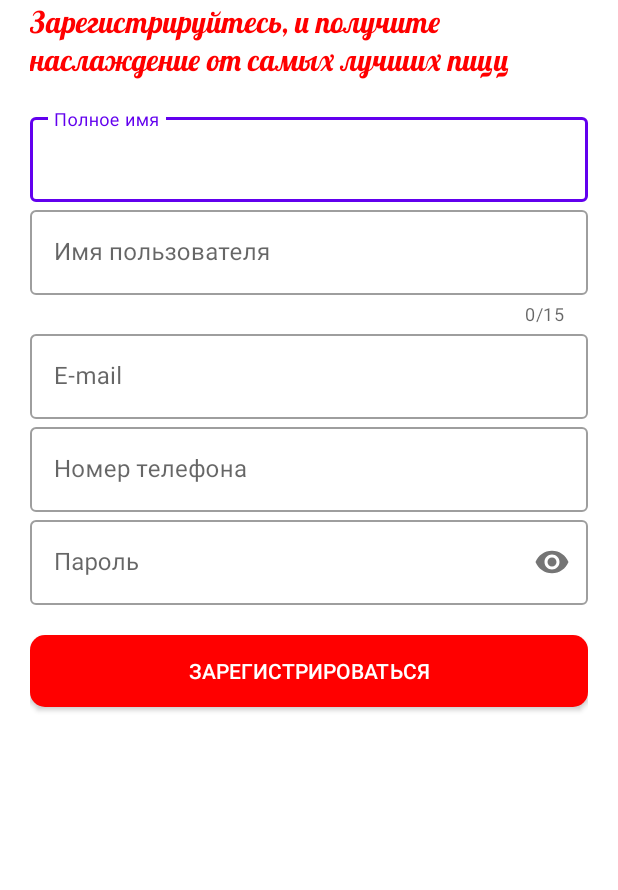
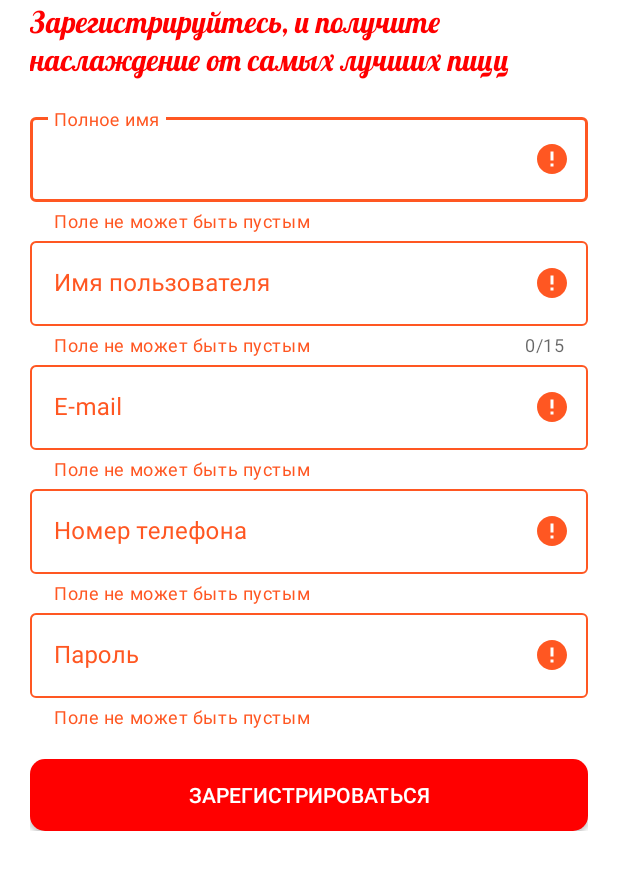
Before and after one commit to HarutKloyan/MyFoodDelivery, an Android app: the SignUp screen opened directly, with no data from a screen before it, after a tap on "ЗАРЕГИСТРИРОВАТЬСЯ", on a phone screen of 412 x 824 dp, the part 295-1185 px from its top. Run offline under Robolectric (Android 15) with nearby library versions, the phone set to English and light mode, and no system bars; our stand-ins replace Firebase (no records; nobody signed in at launch, a user with empty details on screens opened directly).

Commit message:
Проверка SignUp

```diff
--- a/app/src/main/java/com/example/myfooddelivery/MainActivity.java
+++ b/app/src/main/java/com/example/myfooddelivery/MainActivity.java
@@ -18,6 +18,7 @@ import com.example.myfooddelivery.MenuItemsActivies.AddressActivity;
 import com.example.myfooddelivery.MenuItemsActivies.Credit_cardActivity;
 import com.example.myfooddelivery.MenuItemsActivies.HistoryActivity;
 import com.example.myfooddelivery.MenuItemsActivies.NotificationsActivity;
+import com.example.myfooddelivery.MenuItemsActivies.ProfileSettingsActivity;
 import com.example.myfooddelivery.MenuItemsActivies.SupportActivity;
 import com.google.android.material.navigation.NavigationView;
 
--- a/app/src/main/java/com/example/myfooddelivery/SignUp.java
+++ b/app/src/main/java/com/example/myfooddelivery/SignUp.java
@@ -26,8 +26,11 @@ public class SignUp extends AppCompatActivity {
         super.onCreate(savedInstanceState);
         setContentView(R.layout.activity_sign_up);
         Init();
+        rootNode = FirebaseDatabase.getInstance();
+        reference = rootNode.getReference("users");
     }
-    private void Init(){
+
+    private void Init() {
         regName = findViewById(R.id.reg_name);
         regUserName = findViewById(R.id.reg_username);
         regEmail = findViewById(R.id.reg_email);
@@ -35,20 +38,83 @@ public class SignUp extends AppCompatActivity {
         regPassword = findViewById(R.id.reg_password);
         regBtn = findViewById(R.id.reg_btn);
     }
-    private boolean validateName(){
+
+    private boolean validateName() {
         String val = regName.getEditText().getText().toString();
-        if (val.isEmpty()){
+        if (val.isEmpty()) {
             regName.setError("Поле не может быть пустым");
+            return false;
+        } else {
+            regName.setError(null);
+            regName.setErrorEnabled(false);
+            return true;
         }
-        else
-        {
+    }
 
+    private boolean validateUsername() {
+        String val = regUserName.getEditText().getText().toString();
+        String noWhiteSpace = "^[^\\s].+[^\\s]$";
+        if (val.isEmpty()) {
+            regUserName.setError("Поле не может быть пустым");
+            return false;
+        } else if (val.length() >= 15) {
+            regUserName.setError("Имя пользователя слишком длинное");
+            return false;
+        } else if (!val.matches(noWhiteSpace)) {
+            regUserName.setError("Пробелы не допускаются");
+            return false;
+        } else {
+            regUserName.setError(null);
+            return true;
+        }
+    }
+
+    private boolean validateEmail() {
+        String val = regEmail.getEditText().getText().toString();
+        String emailPattern = "[a-z0-9!#$%&'*+/=?^_`{|}~-]+(?:\\.[a-z0-9!#$%&'*+/=?^_`{|}~-]+)*@(?:[a-z0-9](?:[a-z0-9-]*[a-z0-9])?\\.)+[a-z0-9](?:[a-z0-9-]*[a-z0-9])?";
+        if (val.isEmpty()) {
+            regEmail.setError("Поле не может быть пустым");
+            return false;
+        } else if (!val.matches(emailPattern)) {
+            regEmail.setError("Неверный адрес электронной почты");
+            return false;
+        } else {
+            regEmail.setError(null);
+            return true;
+        }
+    }
+
+    private boolean validatePhoneNumber() {
+        String val = regPhoneNumber.getEditText().getText().toString();
+        if (val.isEmpty()) {
+            regPhoneNumber.setError("Поле не может быть пустым");
+            return false;
+        } else {
+            regPhoneNumber.setError(null);
+            return true;
+        }
+    }
+
+    private boolean validatePassword() {
+        String val = regPassword.getEditText().getText().toString();
+        String passwordVal ="/^[0-9]+$/";
+        if (val.isEmpty()) {
+            regPassword.setError("Поле не может быть пустым");
+            return false;
+        } else if (!val.matches(passwordVal)) {
+            regPassword.setError("Пароль слишком лёгкий");
+            return false;
+        } else {
+            regPassword.setError(null);
+            return true;
         }
     }
 
     public void onClickReg(View view) {
-        rootNode = FirebaseDatabase.getInstance();
-        reference = rootNode.getReference("users");
+
+        if (!validateName() | !validateUsername() | !validateEmail() | !validatePhoneNumber() |  !validatePassword() ) {
+
+        }
 
         // Get all the values
         String name = regName.getEditText().getText().toString();
@@ -58,13 +124,12 @@ public class SignUp extends AppCompatActivity {
         String password = regPassword.getEditText().getText().toString();
 
         UserHelper helper = new UserHelper(name, username, email, phoneNumber, password);
-        if (!TextUtils.isEmpty(name) && !TextUtils.isEmpty(username) && !TextUtils.isEmpty(email) && !TextUtils.isEmpty(phoneNumber) && !TextUtils.isEmpty(password))
-        {
+       /* if (!TextUtils.isEmpty(name) && !TextUtils.isEmpty(username) && !TextUtils.isEmpty(email) && !TextUtils.isEmpty(phoneNumber) && !TextUtils.isEmpty(password)) {
             reference.push().setValue(helper);
             Toast.makeText(this, "Есть пустое поле", Toast.LENGTH_SHORT).show();
         }
 
-        reference.setValue(helper);
+        reference.setValue(helper);*/
 
     }
 }
--- a/app/src/main/res/layout/activity_sign_up.xml
+++ b/app/src/main/res/layout/activity_sign_up.xml
@@ -1,5 +1,5 @@
 <?xml version="1.0" encoding="utf-8"?>
-<LinearLayout xmlns:android="http://schemas.android.com/apk/res/android"
+<ScrollView xmlns:android="http://schemas.android.com/apk/res/android"
     xmlns:app="http://schemas.android.com/apk/res-auto"
     xmlns:tools="http://schemas.android.com/tools"
     android:layout_width="match_parent"
@@ -8,7 +8,10 @@
     android:background="@color/white"
     android:orientation="vertical"
     android:padding="20dp">
-
+<LinearLayout
+    android:layout_width="match_parent"
+    android:layout_height="wrap_content"
+    android:orientation="vertical">
     <ImageView
         android:layout_width="150dp"
         android:layout_height="150dp"
@@ -126,5 +129,6 @@
         android:text="Зарегистрироваться"
         android:textColor="@color/white"
         android:transitionName="enter_btn_tran" />
+</LinearLayout>
 
-</LinearLayout>
+</ScrollView>
--- a/app/src/main/res/values/strings.xml
+++ b/app/src/main/res/values/strings.xml
@@ -10,7 +10,6 @@
     <string name="menu_home">Home</string>
     <string name="menu_gallery">Gallery</string>
     <string name="menu_slideshow">Slideshow</string>
-    <string name="todo">TODO</string>
     <string name="la_piccola_italia">La piccola Italia</string>
     <string name="Login">Логин</string>
     <string name="Password">Пароль</string>
```
